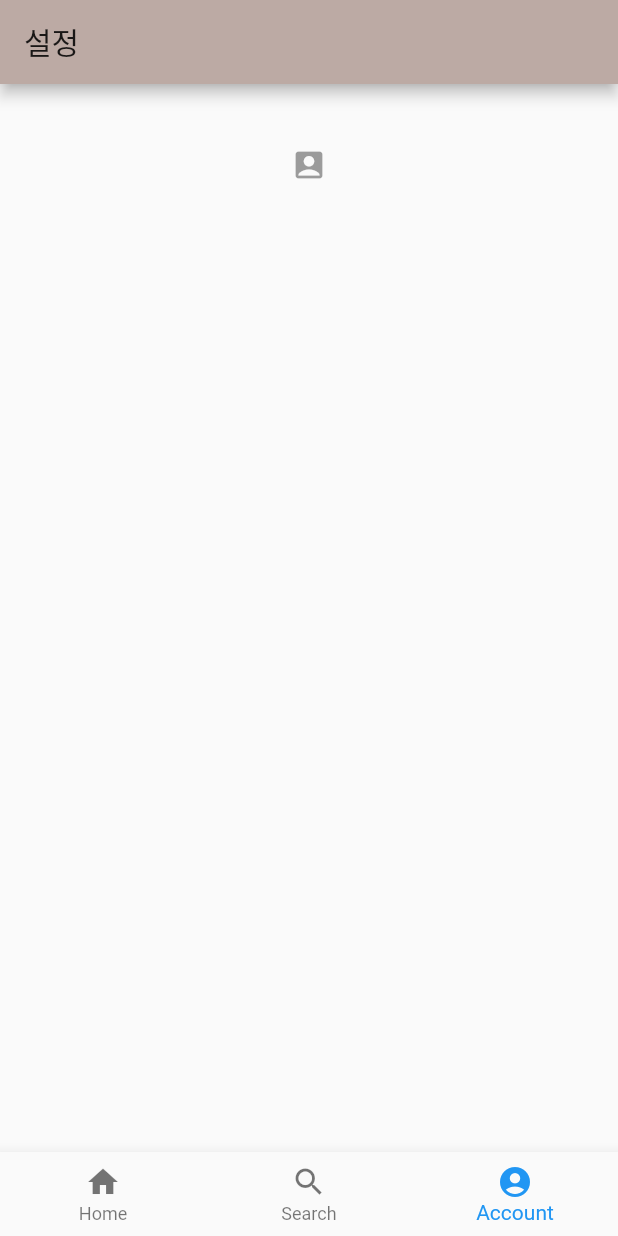
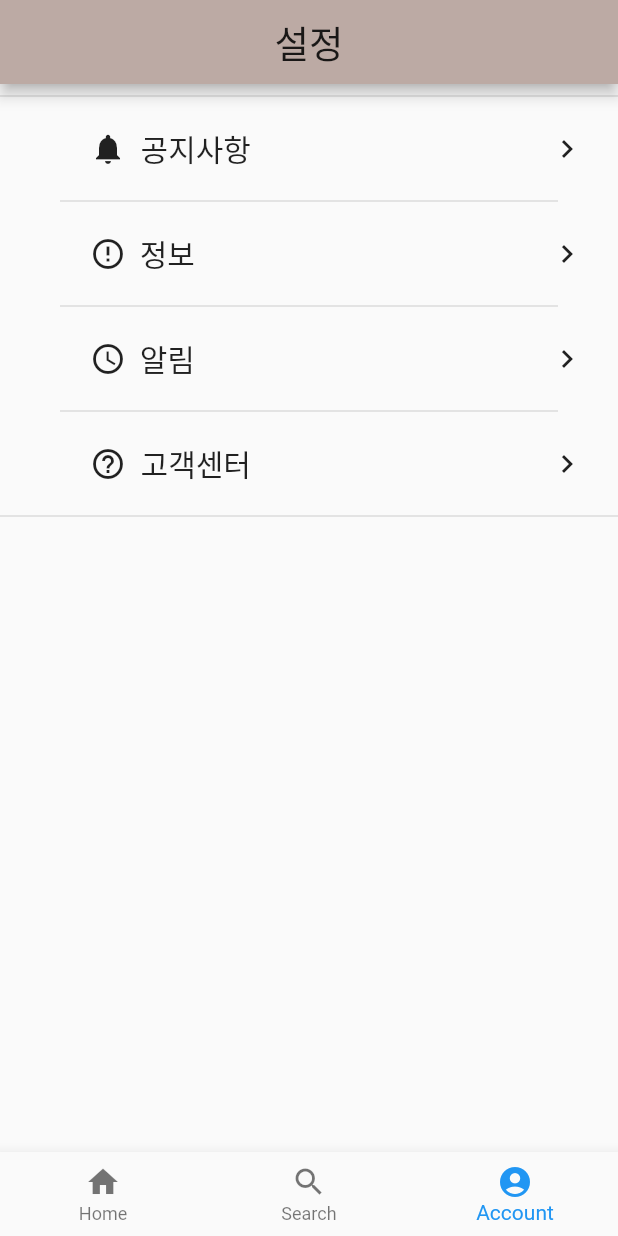
Before and after one commit to ungchun/capstoneDesignStore, a Flutter app: the screen it shows after launch, item 3 of the bottom bar chosen, on a phone screen of 412 x 824 dp. Run offline on Flutter 3.47's test engine with Material 2 defaults, Android fonts, the phone set to English and light mode, and no system bars.

Commit message:
20_10_18_02

```diff
--- a/capstone_store/lib/setting.dart
+++ /dev/null
@@ -1,30 +0,0 @@
-import 'package:flutter/material.dart';
-
-class Setting_Page extends StatefulWidget {
-  @override
-  _Setting_PageState createState() => _Setting_PageState();
-}
-
-class _Setting_PageState extends State<Setting_Page> {
-  @override
-  Widget build(BuildContext context) {
-    return Scaffold(
-      appBar: AppBar(
-        title: Text('설정'),
-      ),
-      body: SingleChildScrollView(
-        child: Column(
-          children: <Widget>[
-            Padding(
-              padding: EdgeInsets.only(top: 30),
-              child: Center(
-                child:
-                    IconButton(icon: Icon(Icons.account_box), onPressed: null),
-              ),
-            ),
-          ],
-        ),
-      ),
-    );
-  }
-}
--- /dev/null
+++ b/capstone_store/lib/setting/setting_page.dart
@@ -0,0 +1,144 @@
+import 'package:capstone_store/setting/alarm_setting_page.dart';
+import 'package:capstone_store/setting/information_page.dart';
+import 'package:capstone_store/setting/notice_page.dart';
+import 'package:capstone_store/setting/service_center_page.dart';
+import 'package:flutter/material.dart';
+
+class Setting_Page extends StatefulWidget {
+  @override
+  _Setting_PageState createState() => _Setting_PageState();
+}
+
+class _Setting_PageState extends State<Setting_Page> {
+  @override
+  Widget build(BuildContext context) {
+    return Scaffold(
+      appBar: AppBar(
+        centerTitle: true,
+        title: Text(
+          '설정',
+          style: TextStyle(fontSize: 25),
+        ),
+      ),
+      body: SingleChildScrollView(
+        child: Column(
+          children: [
+            Divider(
+              thickness: 1,
+              color: Colors.grey[250],
+            ),
+            Padding(
+              padding: EdgeInsets.fromLTRB(60, 3, 10, 3),
+              child: Row(
+                mainAxisAlignment: MainAxisAlignment.spaceBetween,
+                children: [
+                  Icon(Icons.notifications),
+                  Text('공지사항', style: TextStyle(fontSize: 20)),
+                  Padding(
+                    padding: EdgeInsets.only(left: 177),
+                    child: IconButton(
+                        icon: Icon(Icons.keyboard_arrow_right),
+                        onPressed: () {
+                          Navigator.push(
+                              context,
+                              MaterialPageRoute(
+                                  builder: (context) => Notice_Page()));
+                        }),
+                  )
+                ],
+              ),
+            ),
+            Divider(
+              thickness: 1,
+              indent: 40,
+              endIndent: 40,
+              color: Colors.grey[250],
+            ),
+            Padding(
+              padding: EdgeInsets.fromLTRB(60, 3, 10, 3),
+              child: Row(
+                mainAxisAlignment: MainAxisAlignment.spaceBetween,
+                children: [
+                  Icon(Icons.error_outline),
+                  Text('정보', style: TextStyle(fontSize: 20)),
+                  Padding(
+                    padding: EdgeInsets.only(left: 215),
+                    child: IconButton(
+                        icon: Icon(Icons.keyboard_arrow_right),
+                        onPressed: () {
+                          Navigator.push(
+                              context,
+                              MaterialPageRoute(
+                                  builder: (context) => Information_Page()));
+                        }),
+                  )
+                ],
+              ),
+            ),
+            Divider(
+              thickness: 1,
+              indent: 40,
+              endIndent: 40,
+              color: Colors.grey[250],
+            ),
+            Padding(
+              padding: EdgeInsets.fromLTRB(60, 3, 10, 3),
+              child: Row(
+                mainAxisAlignment: MainAxisAlignment.spaceBetween,
+                children: [
+                  Icon(Icons.access_time),
+                  Text('알림', style: TextStyle(fontSize: 20)),
+                  Padding(
+                    padding: EdgeInsets.only(left: 215),
+                    child: IconButton(
+                        icon: Icon(Icons.keyboard_arrow_right),
+                        onPressed: () {
+                          Navigator.push(
+                              context,
+                              MaterialPageRoute(
+                                  builder: (context) => Alarm_Page()));
+                        }),
+                  )
+                ],
+              ),
+            ),
+            Divider(
+              thickness: 1,
+              indent: 40,
+              endIndent: 40,
+              color: Colors.grey[250],
+            ),
+            Padding(
+              padding: EdgeInsets.fromLTRB(60, 3, 10, 3),
+              child: Row(
+                mainAxisAlignment: MainAxisAlignment.spaceBetween,
+                children: [
+                  Icon(Icons.help_outline),
+                  Text(
+                    '고객센터',
+                    style: TextStyle(fontSize: 20),
+                  ),
+                  Padding(
+                    padding: EdgeInsets.only(left: 177),
+                    child: IconButton(
+                        icon: Icon(Icons.keyboard_arrow_right),
+                        onPressed: () {
+                          Navigator.push(
+                              context,
+                              MaterialPageRoute(
+                                  builder: (context) => Service_Page()));
+                        }),
+                  )
+                ],
+              ),
+            ),
+            Divider(
+              thickness: 1,
+              color: Colors.grey[250],
+            ),
+          ],
+        ),
+      ),
+    );
+  }
+}
--- a/capstone_store/lib/tap_state.dart
+++ b/capstone_store/lib/tap_state.dart
@@ -1,7 +1,9 @@
+import 'package:capstone_store/%EB%B0%9B%EC%9D%80%EA%B1%B0.dart';
 import 'package:capstone_store/order/order_page.dart';
-import 'package:capstone_store/setting.dart';
 import 'package:capstone_store/store/store_page.dart';
 import 'package:flutter/material.dart';
+
+import 'setting/setting_page.dart';
 
 class Tap_Page extends StatefulWidget {
   @override
@@ -11,7 +13,7 @@ class Tap_Page extends StatefulWidget {
 class _Tap_PageState extends State<Tap_Page> {
   int _selectedIndex = 0;
 
-  List _pages = [Store_Page(), Order_Page(), Setting_Page()];
+  List _pages = [Store_Page(), MyinfoWidget(), Setting_Page()];
 
   @override
   Widget build(BuildContext context) {
```
Also changed, not shown: capstone_store/lib/setting/alarm_setting_page.dart (added, +22 -0 lines), capstone_store/lib/setting/information_page.dart (added, +22 -0 lines), capstone_store/lib/setting/notice_page.dart (added, +22 -0 lines), capstone_store/lib/setting/service_center_page.dart (added, +22 -0 lines), capstone_store/lib/받은거.dart (+168 -177 lines).
